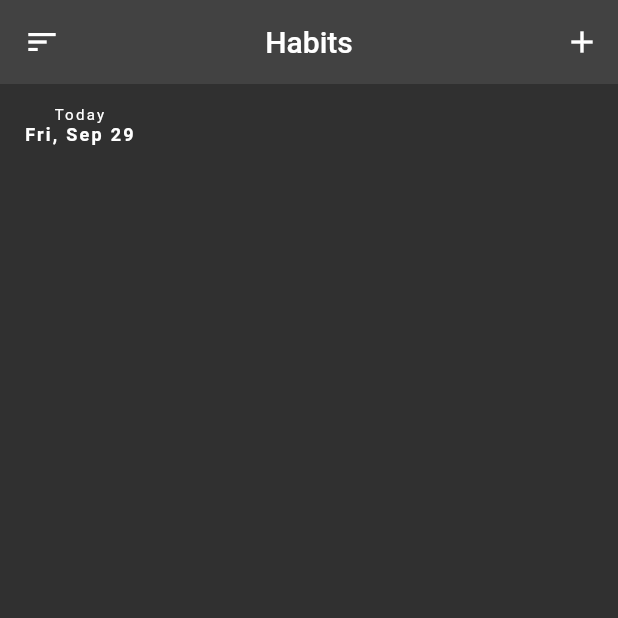
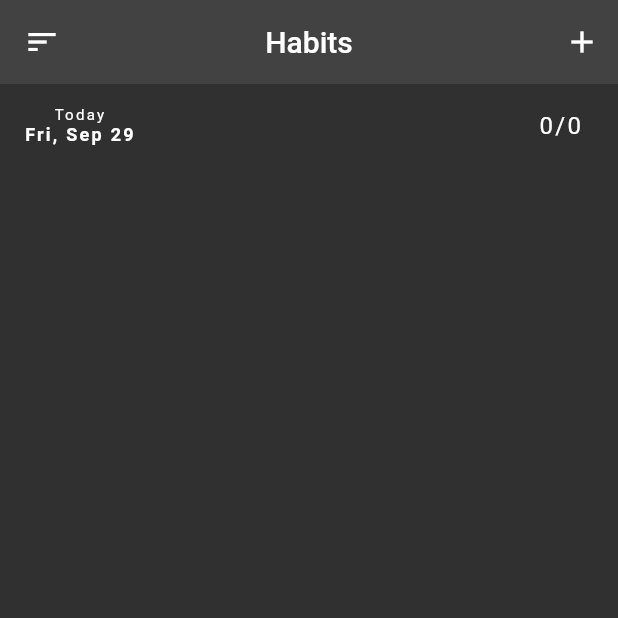
Before and after one commit to H11TM4N/habit_tracker_app, a Flutter app: the screen it shows after launch, on a phone screen of 412 x 824 dp, the top half of it. Run offline on Flutter 3.47's test engine with Material 2 defaults, Android fonts, the phone set to English and light mode, and no system bars.

Commit message:
displaying the length of both the amount of tasks and completed tasks

```diff
--- a/lib/providers/habit_provider.dart
+++ b/lib/providers/habit_provider.dart
@@ -36,6 +36,10 @@ class HabitProvider extends ChangeNotifier {
     notifyListeners();
   }
 
+  int get completedHabitsCount {
+    return isDoneList.where((isDone) => isDone).length;
+  }
+
   void showSnackBar(BuildContext context, String removedHabit) {
     ScaffoldMessenger.of(context).showSnackBar(
       SnackBar(
--- a/lib/widgets/habits.dart
+++ b/lib/widgets/habits.dart
@@ -1,7 +1,6 @@
 import 'package:flutter/material.dart';
 import 'package:habit_tracker_app/providers/habit_provider.dart';
 import 'package:provider/provider.dart';
-
 import 'habit_item.dart';
 
 class Habits extends StatelessWidget {
--- a/lib/widgets/home_page_items/date_displaying_listtile.dart
+++ b/lib/widgets/home_page_items/date_displaying_listtile.dart
@@ -1,6 +1,7 @@
 import 'package:flutter/material.dart';
 import 'package:provider/provider.dart';
 import '../../providers/current_date_provider.dart';
+import '../../providers/habit_provider.dart';
 
 class DateTile extends StatelessWidget {
   const DateTile({super.key});
@@ -8,9 +9,10 @@ class DateTile extends StatelessWidget {
   @override
   Widget build(BuildContext context) {
     DateProvider dateProvider = Provider.of<DateProvider>(context);
+    HabitProvider habitProvider = Provider.of<HabitProvider>(context);
     return ListTile(
       leading: Row(
-        mainAxisSize: MainAxisSize.min,
+        mainAxisAlignment: MainAxisAlignment.spaceBetween,
         children: [
           Column(
             mainAxisSize: MainAxisSize.min,
@@ -22,6 +24,10 @@ class DateTile extends StatelessWidget {
                     const TextStyle(fontSize: 12, fontWeight: FontWeight.bold),
               ),
             ],
+          ),
+          Text(
+            '${habitProvider.completedHabitsCount}/${habitProvider.habits.length}',
+            style: const TextStyle(fontSize: 16),
           )
         ],
       ),
--- a/pubspec.yaml
+++ b/pubspec.yaml
@@ -39,6 +39,7 @@ dependencies:
   intl: ^0.18.1
   shared_preferences: ^2.2.1
   uuid: ^4.1.0
+  reorderables: ^0.6.0
 
 dev_dependencies:
   flutter_test:
```
Also changed, not shown: pubspec.lock.
